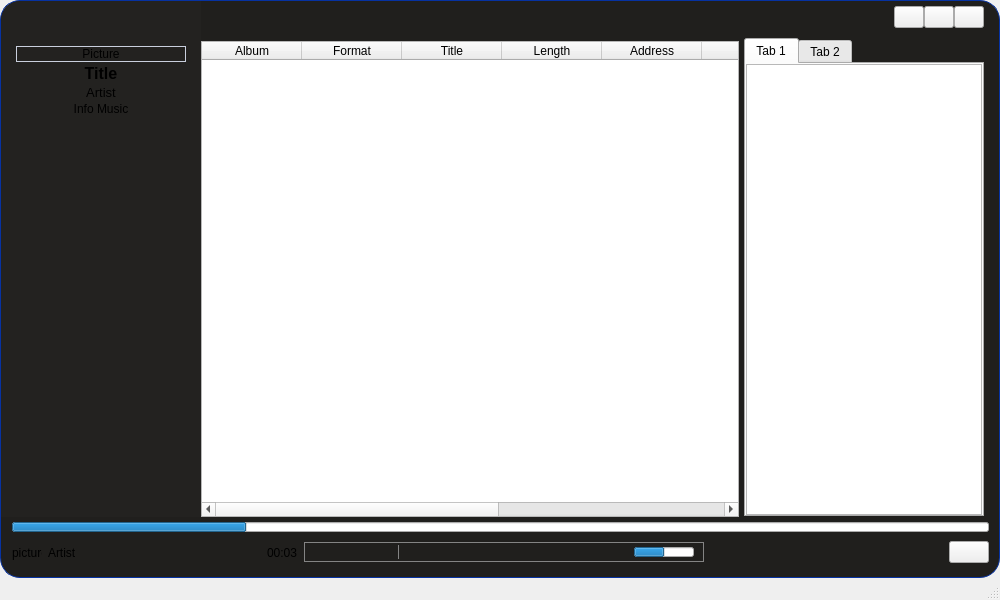
The window that home.ui (rivali-13/jukebox) describes before a commit, drawn with Qt 5.
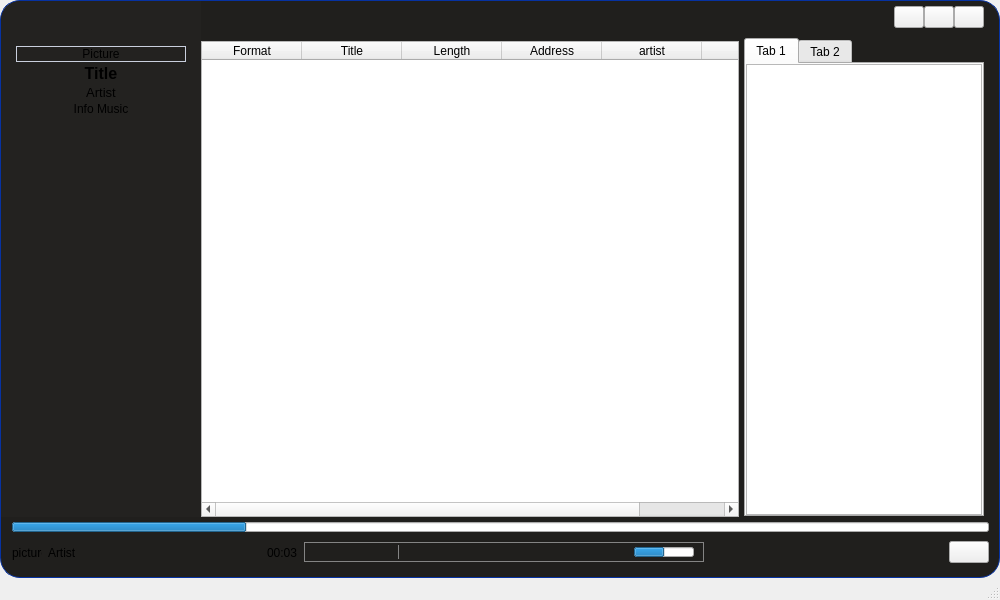
The same window after the commit. Icons and pictures are not drawn.

The edit to the form file:
```diff
--- a/home.ui
+++ b/home.ui
@@ -246,11 +246,6 @@
                     <pointsize>7</pointsize>
                    </font>
                   </property>
-                  <column>
-                   <property name="text">
-                    <string>Album</string>
-                   </property>
-                  </column>
                   <column>
                    <property name="text">
                     <string>Format</string>
@@ -276,21 +271,11 @@
                     <string>artist</string>
                    </property>
                   </column>
-                  <column>
-                   <property name="text">
-                    <string>Composer</string>
-                   </property>
-                  </column>
                   <column>
                    <property name="text">
                     <string>Size</string>
                    </property>
                   </column>
-                  <column>
-                   <property name="text">
-                    <string>Parental rating</string>
-                   </property>
-                  </column>
                  </widget>
                 </item>
                </layout>
```
Left out of the diff: 2 changed lines with no effect on the pictures.
